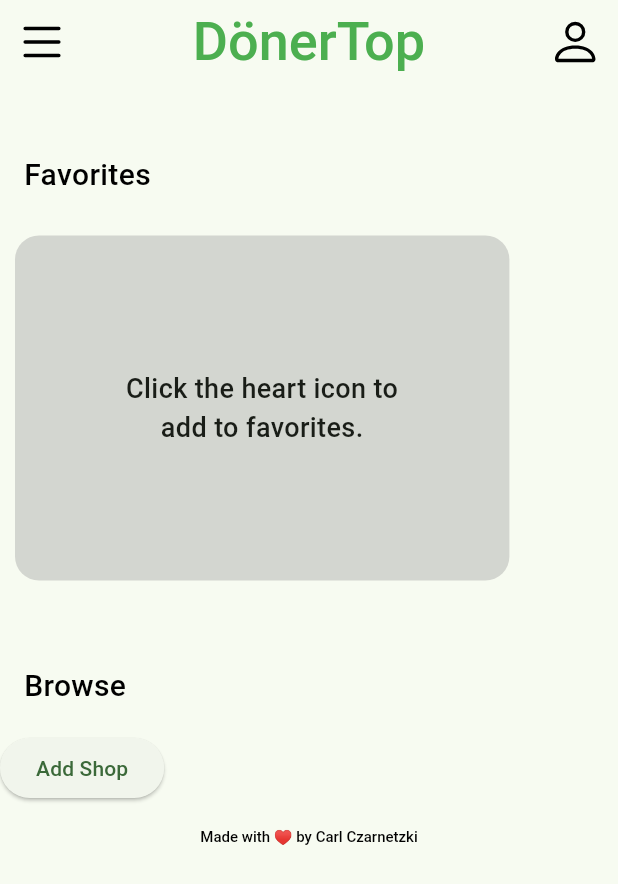
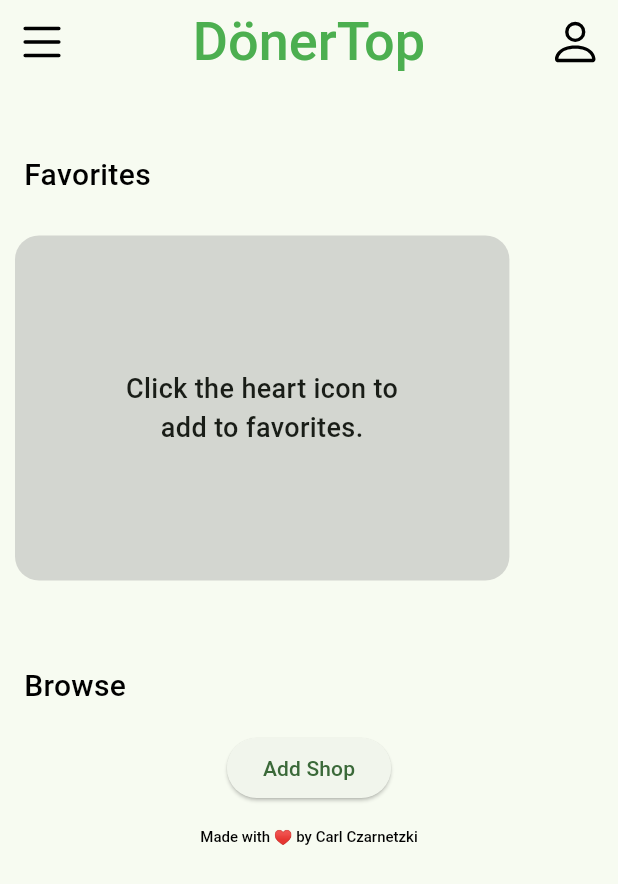
Before and after one commit to Nortontium/DoenerTop, a Flutter app: the screen it shows once a user with an empty profile is signed in, on a phone screen of 412 x 824 dp. Shown: the top 884 px of the screen. Run offline on Flutter 3.47's test engine with Material 3 defaults, Android fonts, the phone set to English and light mode, and no system bars; our stand-ins replace cloud_firestore, firebase_auth, firebase_core, firebase_storage, flutter_svg; missing offline and left inert: favorite_button; accounts and stored records are empty; Roboto replaces fonts that are missing (DelaGothicOne).

Commit message:
bug fix with favorites array

```diff
--- a/lib/views/home.dart
+++ b/lib/views/home.dart
@@ -7,6 +7,7 @@ import 'package:cloud_firestore/cloud_firestore.dart';
 import 'package:firebase_auth/firebase_auth.dart';
 import 'package:flutter/material.dart';
 import 'package:flutter_svg/flutter_svg.dart';
+import 'add_shop.dart';
 import 'navigation.dart';
 
 class Home extends StatefulWidget {
@@ -121,8 +122,9 @@ class _HomeState extends State<Home> {
             const SizedBox(
               child: Browse(),
             ),
-            const SizedBox(
-              child: AddShopButton(),
+            SizedBox(
+              width: MediaQuery.of(context).size.width,
+              child: const AddShopButton(),
             ),
             const SizedBox(height: 16),
             SizedBox(
@@ -217,9 +219,7 @@ class _FavouritesState extends State<Favourites> {
   void initState() {
     super.initState();
     FavoritesController.stream.listen((bool _) {
-      setState(() {
-
-      });
+      setState(() {});
     });
   }
 
@@ -231,10 +231,6 @@ class _FavouritesState extends State<Favourites> {
             .where('favorites', arrayContains: _auth.currentUser!.uid)
             .snapshots(),
         builder: (BuildContext context, AsyncSnapshot<QuerySnapshot> snapshot) {
-          if (snapshot.hasError) {
-            return const Text('Something went wrong');
-          }
-
           if (snapshot.connectionState == ConnectionState.waiting) {
             return Container(
               margin: const EdgeInsets.all(10),
@@ -249,8 +245,10 @@ class _FavouritesState extends State<Favourites> {
                 child: CircularProgressIndicator(),
               ),
             );
-          }
-          if (snapshot.data!.size == 0) {   //TODO: schönes ui
+          } else if (snapshot.connectionState == ConnectionState.active) {
+            if (snapshot.hasData) {
+              if (snapshot.data!.size == 0) {
+                //TODO: schönes ui
                 return Container(
                   margin: const EdgeInsets.all(10),
                   height: 200,
@@ -267,7 +265,8 @@ class _FavouritesState extends State<Favourites> {
                       style: TextStyle(
                         fontFamily: "Roboto",
                         fontSize: 18,
-                ),),
+                      ),
+                    ),
                   ),
                 );
               }
@@ -277,15 +276,40 @@ class _FavouritesState extends State<Favourites> {
                 itemBuilder: (context, index) {
                   QueryDocumentSnapshot<Object?> cardData =
                       snapshot.data!.docs[index];
-              return FavCard(cardData: cardData);
+                  return FavCard(cardData: cardData.data() as Map<String, dynamic>);
                 },
               );
+            } else {
+              //TODO: schönes ui
+              return Container(
+                margin: const EdgeInsets.all(10),
+                height: 200,
+                width: MediaQuery.of(context).size.width * 0.80,
+                clipBehavior: Clip.antiAlias,
+                decoration: BoxDecoration(
+                  color: Colors.grey.withOpacity(0.4),
+                  borderRadius: BorderRadius.circular(16),
+                ),
+                child: const Center(
+                  child: Text(
+                    'Click the heart icon to \nadd to favorites.',
+                    textAlign: TextAlign.center,
+                    style: TextStyle(
+                      fontFamily: "Roboto",
+                      fontSize: 18,
+                    ),
+                  ),
+                ),
+              );
+            }
+          }
+          return const Text("Something went wrong.");
         });
   }
 }
 
 class FavCard extends StatefulWidget {
-  final QueryDocumentSnapshot<Object?> cardData;
+  final Map<String, dynamic> cardData;
 
   const FavCard({super.key, required this.cardData});
 
@@ -294,15 +318,29 @@ class FavCard extends StatefulWidget {
 }
 
 class _FavCardState extends State<FavCard> {
-  late Map<String, dynamic> data;
 
   @override
   void initState() {
-    data = widget.cardData.data() as Map<String, dynamic>;
+    super.initState();
   }
 
   @override
   Widget build(BuildContext context) {
+    if (widget.cardData['image'] == null) {
+      return Container(
+        margin: const EdgeInsets.all(10),
+        height: 200,
+        width: MediaQuery.of(context).size.width * 0.80,
+        clipBehavior: Clip.antiAlias,
+        decoration: BoxDecoration(
+          color: Colors.grey.withOpacity(0.4),
+          borderRadius: BorderRadius.circular(16),
+        ),
+        child: const Center(
+          child: CircularProgressIndicator(),
+        ),
+      );
+    }
     return Container(
       margin: const EdgeInsets.all(10),
       height: 200,
@@ -316,7 +354,7 @@ class _FavCardState extends State<FavCard> {
         fit: StackFit.passthrough,
         children: [
           Image.asset(
-            data['image'],
+            widget.cardData['image'],
             fit: BoxFit.cover,
             width: MediaQuery.of(context).size.width * 0.80,
           ),
@@ -341,7 +379,7 @@ class _FavCardState extends State<FavCard> {
                 crossAxisAlignment: CrossAxisAlignment.start,
                 children: [
                   Text(
-                    data['name'],
+                    widget.cardData['name'],
                     overflow: TextOverflow.clip,
                     style: const TextStyle(
                       color: Colors.white,
@@ -351,7 +389,7 @@ class _FavCardState extends State<FavCard> {
                     ),
                   ),
                   Text(
-                    data['address'],
+                    widget.cardData['address'],
                     overflow: TextOverflow.clip,
                     style: const TextStyle(
                       color: Colors.white,
@@ -387,7 +425,7 @@ class _ShopCardState extends State<ShopCard> {
   void initState() {
     data = widget.cardData.data() as Map<String, dynamic>;
     if (_auth.currentUser != null &&
-        data['favorites'].contains(_auth.currentUser?.uid)){
+        data['favorites'].contains(_auth.currentUser?.uid)) {
       _fav = true;
     } else {
       _fav = false;
@@ -398,14 +436,18 @@ class _ShopCardState extends State<ShopCard> {
     final docRef = _firestore.collection("doenershops").doc(widget.cardData.id);
     if (isFavorite) {
       // Add current user's ID to the favorites array
-      docRef.set({'favorites': FieldValue.arrayUnion([_auth.currentUser?.uid])},
-          SetOptions(merge: true));
+      docRef.set({
+        'favorites': FieldValue.arrayUnion([_auth.currentUser?.uid])
+      }, SetOptions(merge: true));
     } else {
       // Remove current user's ID from the favorites array
-      docRef.update({'favorites': FieldValue.arrayRemove([_auth.currentUser?.uid])});
+      docRef.update({
+        'favorites': FieldValue.arrayRemove([_auth.currentUser?.uid])
+      });
     }
 
-    FavoritesController.notifyFavoritesChanged();   //for correct display in favorites widget
+    FavoritesController
+        .notifyFavoritesChanged(); //for correct display in favorites widget
 
     setState(() {
       _fav = isFavorite;
@@ -502,7 +544,8 @@ class _ShopCardState extends State<ShopCard> {
 }
 
 class FavoritesController {
-  static final StreamController<bool> _controller = StreamController<bool>.broadcast();
+  static final StreamController<bool> _controller =
+      StreamController<bool>.broadcast();
 
   static Stream<bool> get stream => _controller.stream;
 
@@ -530,8 +573,12 @@ class _AddShopButtonState extends State<AddShopButton> {
   }
 
   void checkAdmin() async {
+    try {
       var currentUser = _auth.currentUser?.uid;
-    var docRef = await firestore.collection("admins").where('userId', isEqualTo: currentUser).get();
+      var docRef = await firestore
+          .collection('admin')
+          .where('userId', isEqualTo: currentUser)
+          .get();
       if (docRef.docs.isNotEmpty) {
         setState(() {
           isAdmin = true;
@@ -541,16 +588,25 @@ class _AddShopButtonState extends State<AddShopButton> {
           isAdmin = false;
         });
       }
+    } catch (e) {
+      print("Error getting admin id: $e");
+    }
   }
 
   @override
   Widget build(BuildContext context) {
     if (isAdmin) {
-      return ElevatedButton(
+      return Column(
+        crossAxisAlignment: CrossAxisAlignment.center,
+        children: [
+          ElevatedButton(
             onPressed: () {
-
+              Navigator.push(context,
+                  MaterialPageRoute(builder: (context) => const ShopCreate()));
             },
             child: const Text("Add Shop"),
+          ),
+        ],
       );
     }
     return const SizedBox();
--- a/pubspec.yaml
+++ b/pubspec.yaml
@@ -40,6 +40,7 @@ dependencies:
   firebase_auth: ^4.13.0
   cloud_firestore: ^4.13.0
   favorite_button: ^0.0.4
+  firebase_storage: ^11.5.3
 
 dev_dependencies:
   flutter_test:
@@ -51,7 +52,7 @@ dev_dependencies:
   # activated in the `analysis_options.yaml` file located at the root of your
   # package. See that file for information about deactivating specific lint
   # rules and activating additional ones.
-  flutter_lints: ^2.0.0
+  flutter_lints: ^3.0.1
 
 # For information on the generic Dart part of this file, see the
 # following page: https://dart.dev/tools/pub/pubspec
```
Also changed, not shown: lib/views/add_shop.dart (added, +22 -0 lines), pubspec.lock, 3 other files. Lines whose indentation alone changed are shown as unchanged.
